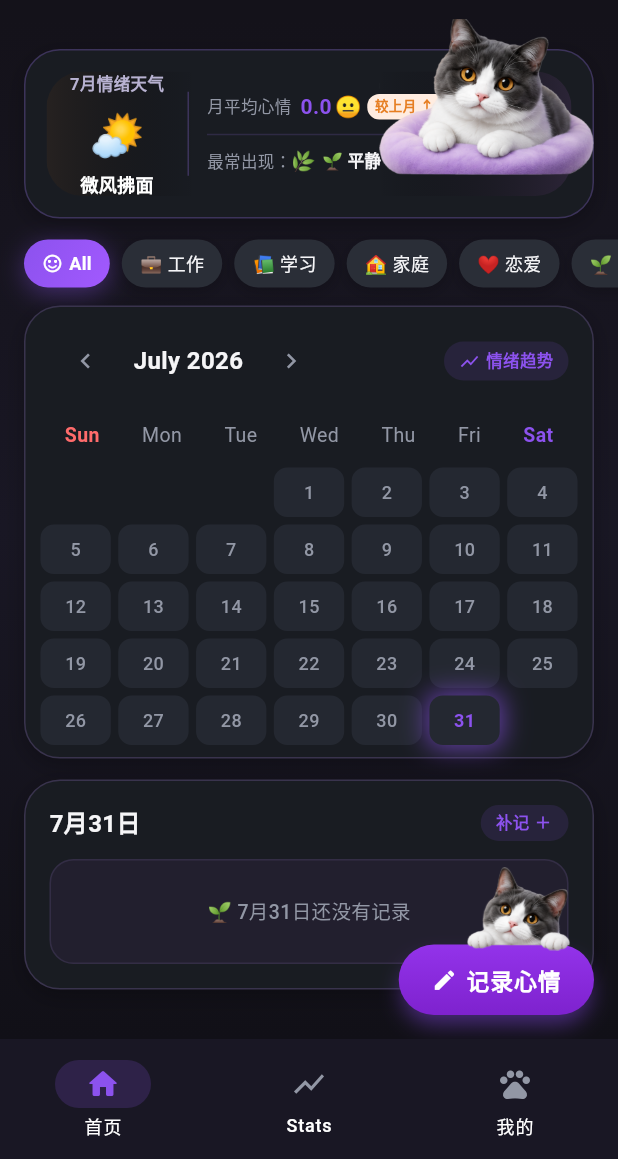
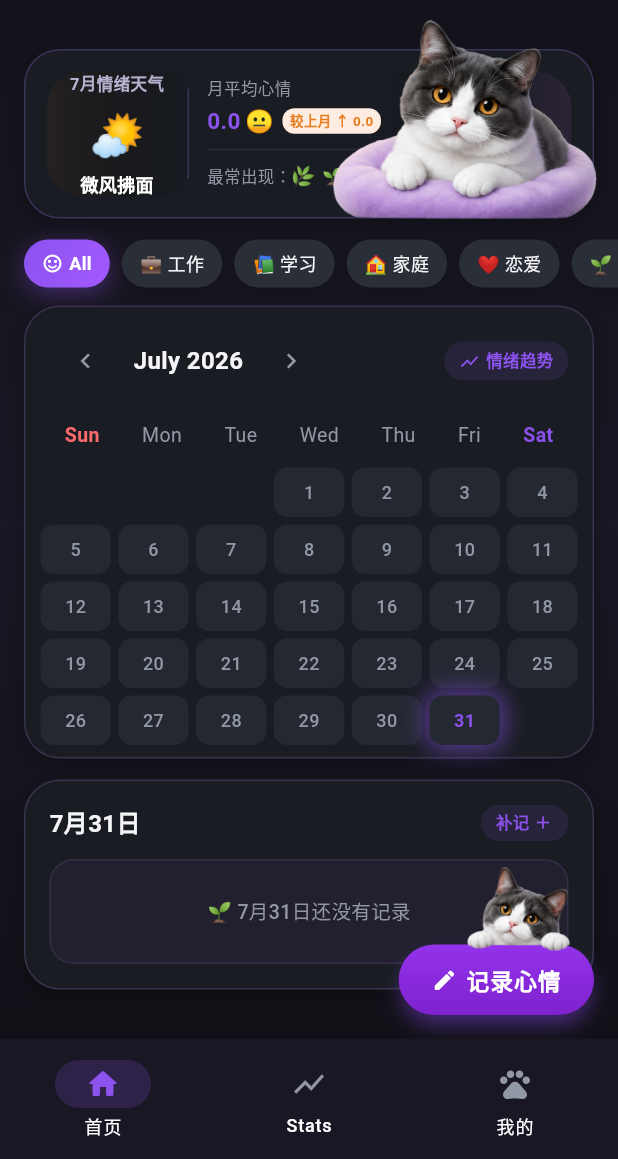
Before and after one commit to fenriarlab/MoodLight, a Flutter app: the screen it shows after launch, on a phone screen of 412 x 824 dp, the part 77-1236 px from its top. Run offline on Flutter 3.47's test engine with Material 3 defaults, Android fonts, the phone set to English and light mode, and no system bars; our stand-ins replace fl_chart, shared_preferences, sqflite; accounts and stored records are empty; generated files the repository leaves out were written again.

Commit message:
style: Align cat bottom flush with banner bottom and split monthly avg into 2-line layout

```diff
--- a/lib/features/diary/presentation/widgets/emotion_weather_card.dart
+++ b/lib/features/diary/presentation/widgets/emotion_weather_card.dart
@@ -151,23 +151,21 @@ class EmotionWeatherCard extends StatelessWidget {
                       // Divider Line
                       Container(
                         width: 1,
-                        height: 56,
+                        height: 60,
                         color: tc.isDark ? const Color(0xFF3C335A) : const Color(0xFFF0E8FA),
                       ),
 
                       const SizedBox(width: 12),
 
-                      // Col 2: Integrated Stats & Most Frequent (|--- Stacked Layout)
+                      // Col 2: Integrated Stats (2-Line Monthly Avg + Single Line Most Frequent)
                       Expanded(
                         child: Padding(
-                          padding: const EdgeInsets.only(right: 64),
+                          padding: const EdgeInsets.only(right: 68),
                           child: Column(
                             crossAxisAlignment: CrossAxisAlignment.start,
                             mainAxisAlignment: MainAxisAlignment.center,
                             children: [
-                              // Top Row: 月平均心情
-                              Row(
-                                children: [
+                              // Line 1: 月平均心情 (Title)
                               Text(
                                 '月平均心情',
                                 style: TextStyle(
@@ -176,21 +174,25 @@ class EmotionWeatherCard extends StatelessWidget {
                                   fontWeight: FontWeight.w500,
                                 ),
                               ),
-                                  const SizedBox(width: 6),
+                              const SizedBox(height: 3),
+
+                              // Line 2: Score + Emoji + Difference Badge
+                              Row(
+                                children: [
                                   Text(
                                     avgFormatted,
                                     style: const TextStyle(
-                                      fontSize: 14,
+                                      fontSize: 15,
                                       fontWeight: FontWeight.bold,
                                       color: Color(0xFF8C52EE),
                                     ),
                                   ),
-                                  const SizedBox(width: 2),
+                                  const SizedBox(width: 3),
                                   Text(
                                     AppColors.getMoodEmoji(avgScore.round()),
-                                    style: const TextStyle(fontSize: 14),
+                                    style: const TextStyle(fontSize: 15),
                                   ),
-                                  const SizedBox(width: 4),
+                                  const SizedBox(width: 6),
                                   Container(
                                     padding: const EdgeInsets.symmetric(horizontal: 5, vertical: 1.5),
                                     decoration: BoxDecoration(
@@ -221,7 +223,7 @@ class EmotionWeatherCard extends StatelessWidget {
 
                               const SizedBox(height: 8),
 
-                              // Bottom Row: 最常出现
+                              // Line 3: 最常出现
                               Row(
                                 children: [
                                   Text(
@@ -258,17 +260,17 @@ class EmotionWeatherCard extends StatelessWidget {
             ),
           ),
 
-          // 2. Overhang Out-of-Bounds Cat Mascot (Ears popping up 24px above card top edge!)
+          // 2. Cat Mascot Flush with Banner Bottom & Ears Popping Up Top
           Positioned(
-            top: -24,
-            right: 0,
+            top: -20,
+            bottom: 0,
+            right: -2,
             child: IgnorePointer(
               child: Image.asset(
                 'assets/images/cat_header.png',
-                height: 108,
-                fit: BoxFit.contain,
+                fit: BoxFit.fitHeight,
                 errorBuilder: (ctx, err, stack) {
-                  return Image.asset('assets/images/cat_footer.png', height: 108, fit: BoxFit.contain);
+                  return Image.asset('assets/images/cat_footer.png', fit: BoxFit.fitHeight);
                 },
               ),
             ),
```
Lines whose indentation alone changed are shown as unchanged.
